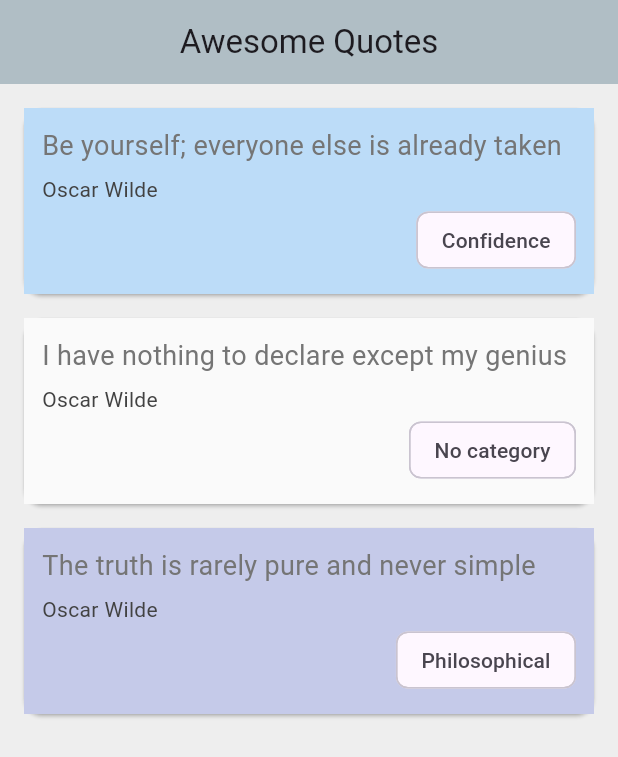
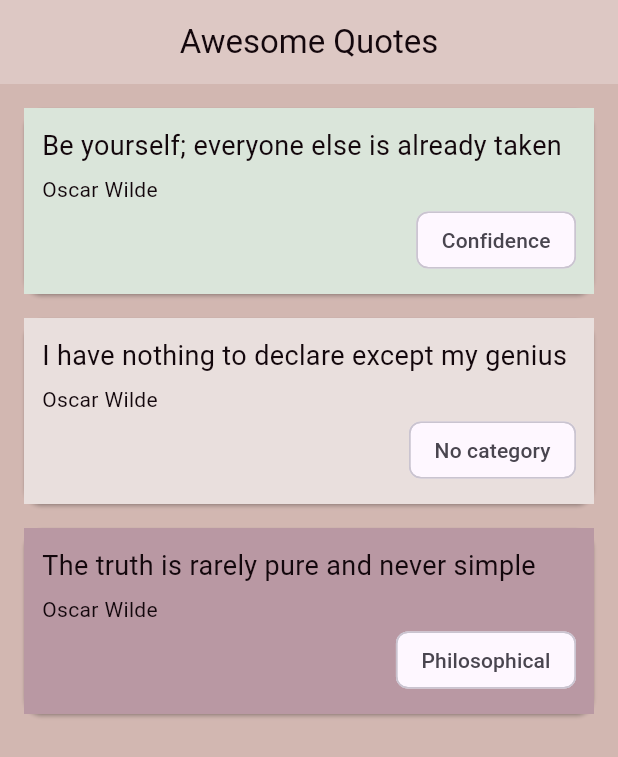
Before and after one commit to smefft/s_effert_net_ninja_quote_app, a Flutter app: the screen it shows after launch, on a phone screen of 412 x 824 dp. Shown: the top 757 px of the screen. Run offline on Flutter 3.47's test engine with Material 3 defaults, Android fonts, the light colour scheme and no system bars.

Commit message:
ADD color palette

```diff
--- /dev/null
+++ b/lib/color_palette.dart
@@ -0,0 +1,40 @@
+import 'package:flutter/material.dart';
+/* Color Palette 1: https://coolors.co/8d6a9f-c5cbd3-8cbcb9-dda448-bb342f
+  background: Color(0xFFC5CBD3)
+  appbar: Color(0xFF8CBCB9)
+  confidence: Color(0xB0BB342F)
+  philosophical: Color(0xB0DDA448)
+  default: Color(0xB08D6A9F)
+  */
+
+/* Color Palette 2: https://coolors.co/eff9f0-ddc8c4-896a67-6b4d57-13070c
+  */
+
+Color mint() {
+  return Color.fromARGB(255, 218, 229, 218);
+}
+
+Color dogwood(String? strength) {
+  switch (strength) {
+    case 'light':
+      return Color(0xFFDDC8C4);
+    case 'ultralight':
+      return Color.fromARGB(255, 233, 223, 221);
+    case 'dark':
+      return Color(0xFFAD7C71);
+    default:
+      return Color(0xFFD2B7B1);
+  }
+}
+
+Color roseTaupe() {
+  return Color(0xFF896A67);
+}
+
+Color eggplant() {
+  return Color.fromARGB(255, 185, 152, 163);
+}
+
+Color licorice() {
+  return Color(0xFF13070C);
+}
--- a/lib/main.dart
+++ b/lib/main.dart
@@ -1,6 +1,7 @@
 import 'package:flutter/material.dart';
 import 'quote.dart';
 import 'quote_card.dart';
+import 'color_palette.dart';
 
 void main() => runApp(MaterialApp(home: QuoteList()));
 
@@ -30,11 +31,11 @@ class _QuoteListState extends State<QuoteList> {
   @override
   Widget build(BuildContext context) {
     return Scaffold(
-      backgroundColor: Colors.grey[200],
+      backgroundColor: dogwood(null),
       appBar: AppBar(
-        title: Text('Awesome Quotes'),
+        title: Text('Awesome Quotes', style: TextStyle(color: licorice())),
         centerTitle: true,
-        backgroundColor: Colors.blueGrey[200],
+        backgroundColor: dogwood('light'),
       ),
       body: Column(
         children: quotes.map((quote) => QuoteCard(quote: quote)).toList(),
--- a/lib/quote_card.dart
+++ b/lib/quote_card.dart
@@ -1,6 +1,7 @@
 import 'package:flutter/material.dart';
 import 'package:intl/intl.dart';
 import 'quote.dart';
+import 'color_palette.dart';
 
 class QuoteCard extends StatelessWidget {
   final Quote? quote;
@@ -9,11 +10,11 @@ class QuoteCard extends StatelessWidget {
   Color getCardColor() {
     switch (quote!.category) {
       case "Confidence":
-        return const Color.fromARGB(255, 188, 220, 248);
+        return mint();
       case "Philosophical":
-        return Colors.indigo[100]!;
+        return eggplant();
       default:
-        return Colors.grey[50]!;
+        return dogwood('ultralight');
     }
   }
 
@@ -21,6 +22,7 @@ class QuoteCard extends StatelessWidget {
   Widget build(BuildContext context) {
     return Card(
       margin: const EdgeInsets.fromLTRB(16.0, 16.0, 16.0, 0),
+      color: getCardColor(),
       child: Container(
         padding: const EdgeInsets.all(12.0),
         color: getCardColor(),
@@ -29,12 +31,12 @@ class QuoteCard extends StatelessWidget {
           children: <Widget>[
             Text(
               quote!.text ?? "None",
-              style: TextStyle(fontSize: 18.0, color: Colors.grey[600]),
+              style: TextStyle(fontSize: 18.0, color: licorice()),
             ),
             SizedBox(height: 6.0),
             Text(
               quote!.author ?? "None",
-              style: TextStyle(fontSize: 14.0, color: Colors.grey[800]),
+              style: TextStyle(fontSize: 14.0, color: licorice()),
             ),
             Row(
               mainAxisAlignment: MainAxisAlignment.end,
```
Also changed, not shown: 1 other file.
